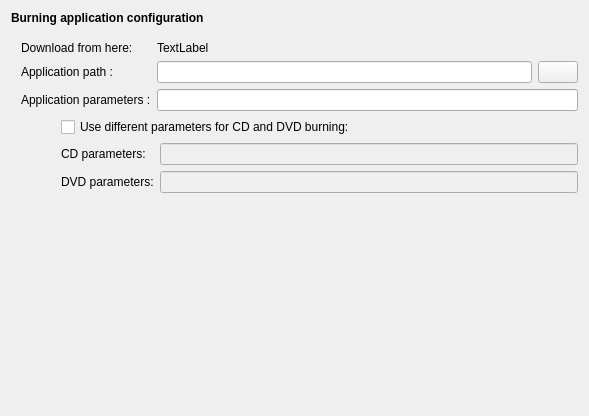
First picture: the form in starviewer/src/inputoutput/qdicomdirconfigurationscreenbase.ui, repository starviewer-medical/starviewer, before the edit.
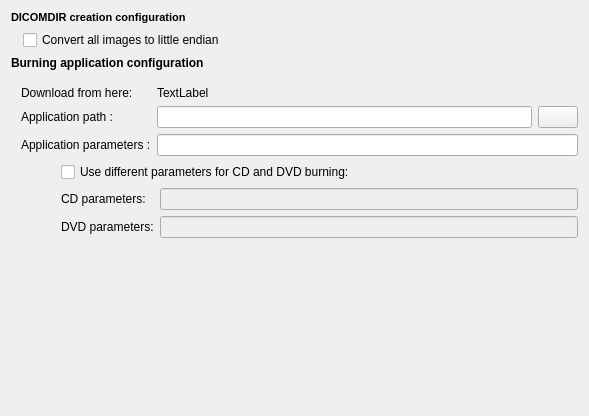
Second picture: the form after the edit. Icons and pictures are not drawn.

Commit message: ENH: s'ha ampliat la interfície de configuració qdicomdirconfiguractionscreenbase.ui afegint un checkBox que permet decidir si es vol passar les imatges del DICOMDIR a little endian o no. Per tant ha estat necessari afegir un nou setting (a InputOutputSettings) que es tractat a la classe QDICOMDIRConfigurationScreen i que permet indicar al mètode getStudySizeInBytes de la classe QCreateDicomdir i a la classe convertToDicomdir si es passaran les imatges a little endian o no. Fins no es convertien mai les imatges a little endian.

```diff
--- a/starviewer/src/inputoutput/qdicomdirconfigurationscreenbase.ui
+++ b/starviewer/src/inputoutput/qdicomdirconfigurationscreenbase.ui
@@ -30,6 +30,44 @@
     <normaloff>:/images/cdrom.png</normaloff>:/images/cdrom.png</iconset>
   </property>
   <layout class="QVBoxLayout">
+   <item>
+    <widget class="QLabel" name="label_2">
+     <property name="text">
+      <string>&lt;!DOCTYPE HTML PUBLIC &quot;-//W3C//DTD HTML 4.0//EN&quot; &quot;http://www.w3.org/TR/REC-html40/strict.dtd&quot;&gt;
+&lt;html&gt;&lt;head&gt;&lt;meta name=&quot;qrichtext&quot; content=&quot;1&quot; /&gt;&lt;style type=&quot;text/css&quot;&gt;
+p, li { white-space: pre-wrap; }
+&lt;/style&gt;&lt;/head&gt;&lt;body style=&quot; font-family:'MS Shell Dlg 2'; font-size:8.25pt; font-weight:400; font-style:normal;&quot;&gt;
+&lt;p style=&quot; margin-top:0px; margin-bottom:0px; margin-left:0px; margin-right:0px; -qt-block-indent:0; text-indent:0px;&quot;&gt;&lt;span style=&quot; font-size:8pt; font-weight:600;&quot;&gt;DICOMDIR creation configuration&lt;/span&gt;&lt;/p&gt;&lt;/body&gt;&lt;/html&gt;</string>
+     </property>
+    </widget>
+   </item>
+   <item>
+    <layout class="QHBoxLayout" name="horizontalLayout">
+     <item>
+      <spacer name="horizontalSpacer">
+       <property name="orientation">
+        <enum>Qt::Horizontal</enum>
+       </property>
+       <property name="sizeType">
+        <enum>QSizePolicy::Fixed</enum>
+       </property>
+       <property name="sizeHint" stdset="0">
+        <size>
+         <width>12</width>
+         <height>20</height>
+        </size>
+       </property>
+      </spacer>
+     </item>
+     <item>
+      <widget class="QCheckBox" name="m_checkBoxConvertDICOMDIRImagesToLittleEndian">
+       <property name="text">
+        <string>Convert all images to little endian</string>
+       </property>
+      </widget>
+     </item>
+    </layout>
+   </item>
    <item>
     <widget class="QLabel" name="label">
      <property name="font">
```
The commit also changes 4 other files.
